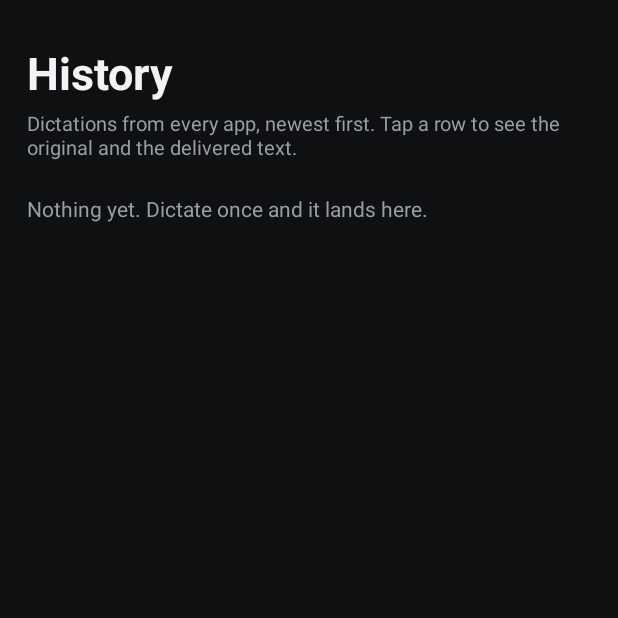
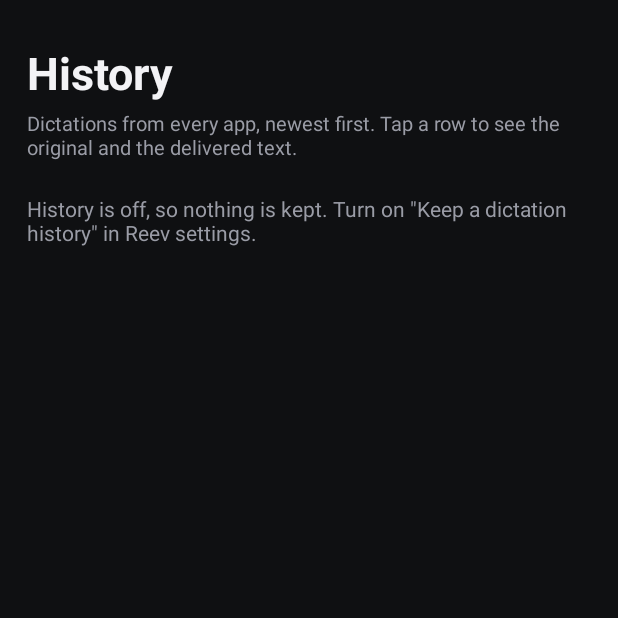
Before and after one commit to asispan/reev, an Android app: the HistoryActivity screen opened directly, with no data from a screen before it, on a phone screen of 412 x 824 dp, the top half of it. Run offline under Robolectric (Android 15) with nearby library versions, the phone set to English and light mode, and no system bars; network calls fail.

Commit message:
Pre-release privacy fixes for 0.2.0
- History screen is not exported and is FLAG_SECURE; history is off by default,
  matching the rationale copy. A history-only mode with history off copies
  instead of silently dropping the text.
- Sensitive fields receive nothing, not even via the clipboard fallback.
- No toasts from the keyboard: copy outcomes go to the status line and the
  screen reader.
- The AI rewrite labels its context correctly (text before the caret).
- PRIVACY.md covers cursor context, the opt-in AI rewrite, opt-in history and
  when Reev uses the clipboard.

```diff
--- a/app/src/main/AndroidManifest.xml
+++ b/app/src/main/AndroidManifest.xml
@@ -38,7 +38,7 @@
 
         <activity
             android:name=".HistoryActivity"
-            android:exported="true"
+            android:exported="false"
             android:label="History"
             android:windowSoftInputMode="adjustResize" />
 
--- a/app/src/main/java/com/asis/reev/HistoryActivity.kt
+++ b/app/src/main/java/com/asis/reev/HistoryActivity.kt
@@ -38,6 +38,8 @@ class HistoryActivity : Activity() {
 
     override fun onCreate(savedInstanceState: Bundle?) {
         super.onCreate(savedInstanceState)
+        // Transcripts are private: keep them out of screenshots, recordings and the recents preview.
+        window.setFlags(android.view.WindowManager.LayoutParams.FLAG_SECURE, android.view.WindowManager.LayoutParams.FLAG_SECURE)
         prefs = Prefs(this)
         store = HistoryStore(this)
         render()
@@ -58,7 +60,9 @@ class HistoryActivity : Activity() {
 
         val entries = store.recent()
         if (entries.isEmpty()) {
-            col.addView(text("Nothing yet. Dictate once and it lands here.", 14f, sub).also { it.setPadding(0, dpi(8), 0, 0) })
+            val msg = if (store.enabled) "Nothing yet. Dictate once and it lands here."
+                else "History is off, so nothing is kept. Turn on \"Keep a dictation history\" in Reev settings."
+            col.addView(text(msg, 14f, sub).also { it.setPadding(0, dpi(8), 0, 0) })
         }
         entries.forEach { e ->
             val row = LinearLayout(this).apply {
@@ -118,7 +122,7 @@ class HistoryActivity : Activity() {
                     val text = tr.transform(e.raw, mode.prompt, com.asis.reev.polish.CursorContext.EMPTY, false) { false }
                     runOnUiThread {
                         Delivery.perform(this, null, text, DeliveryAction.COPY, null, false)
-                        android.widget.Toast.makeText(this, "Retried and copied", android.widget.Toast.LENGTH_SHORT).show()
+                        AlertDialog.Builder(this).setMessage("Retried and copied to the clipboard.").setPositiveButton("OK", null).show()
                     }
                 }
                 out.start()
--- a/app/src/main/java/com/asis/reev/Prefs.kt
+++ b/app/src/main/java/com/asis/reev/Prefs.kt
@@ -135,9 +135,9 @@ class Prefs(ctx: Context) {
         get() = sp.getBoolean("practiced", false)
         set(v) = sp.edit().putBoolean("practiced", v).apply()
 
-    /** Keep transcripts in the history list. Off means nothing is written. */
+    /** Keep transcripts in the history list. Off (the default) means nothing is written. */
     var historyEnabled: Boolean
-        get() = sp.getBoolean("history", true)
+        get() = sp.getBoolean("history", false)
         set(v) = sp.edit().putBoolean("history", v).apply()
 
     /** Sticky mode chosen from the voice panel; null means "pick by app". */
--- a/app/src/main/java/com/asis/reev/transform/Transformer.kt
+++ b/app/src/main/java/com/asis/reev/transform/Transformer.kt
@@ -56,7 +56,9 @@ class Llm(private val prefs: Prefs) : Transformer {
     private fun requestBody(prompt: String, text: String, ctx: CursorContext): String {
         val system = SYSTEM_PROMPT + "\n### User-requested transformation\n" + prompt.trim()
         val user = buildString {
-            if (ctx.before.isNotBlank()) append("Text after the caret so far (do not repeat it): ...").append(ctx.before.takeLast(400)).append("\n\n")
+            // Context only: the last 400 characters before the caret, so the rewrite continues the sentence.
+            if (ctx.before.isNotBlank()) append("Text already in the field, before the caret (context only, do not repeat it): ...")
+                .append(ctx.before.takeLast(400)).append("\n\nTranscript to transform:\n")
             append(text)
         }
         return JSONObject().apply {
```
Also changed, not shown: app/src/main/java/com/asis/reev/ReevService.kt (+10 -6 lines), app/src/main/java/com/asis/reev/delivery/Delivery.kt (+5 -4 lines), 1 other file.
